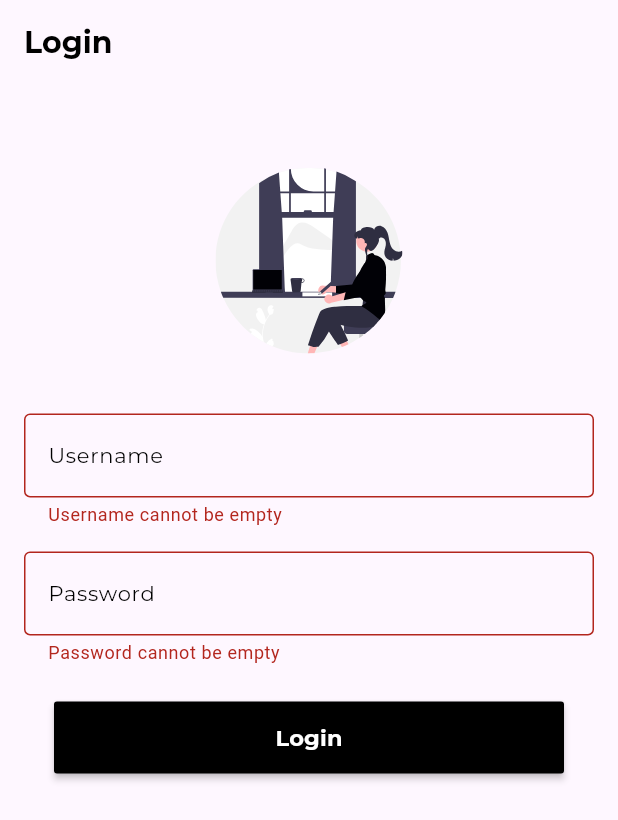
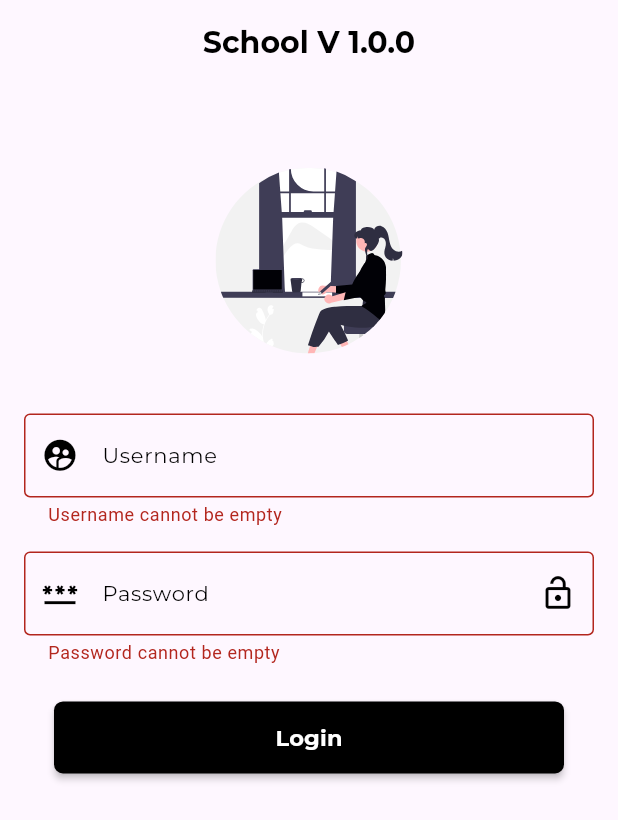
Before and after one commit to nicadminmopr/practiceProject, a Flutter app: the screen it shows after launch, after a tap on "Login", on a phone screen of 412 x 824 dp. Shown: the top 820 px of the screen. Run offline on Flutter 3.47's test engine with Material 3 defaults, Android fonts, the phone set to English and light mode, and no system bars; our stand-ins replace fl_chart, flutter_image_compress, flutter_svg, geolocator, get, get_storage and 3 more; missing offline and left inert: face_camera.

Commit message:
wednesday changes

```diff
--- a/lib/authentication/login_screen.dart
+++ b/lib/authentication/login_screen.dart
@@ -12,10 +12,13 @@ class LoginScreen extends StatelessWidget {
 
   @override
   Widget build(BuildContext context) {
+    var height = MediaQuery.of(context).size.height;
+    var width = MediaQuery.of(context).size.width;
     return Scaffold(
       appBar: AppBar(
+        centerTitle: true,
         title: Text(
-          'Login',
+          'School V 1.0.0',
           style: AppTextStyles.heading(fontSize: 20.0, color: Colors.black),
         ),
       ),
@@ -31,7 +34,7 @@ class LoginScreen extends StatelessWidget {
                   ),
                   SvgPicture.asset(
                     'assets/undraw_studying_n5uj.svg',
-                    height: Get.height * 0.15,
+                    height: height * 0.15,
                   ),
                   SizedBox(
                     height: 40,
@@ -48,19 +51,29 @@ class LoginScreen extends StatelessWidget {
                       return null;
                     },
                     decoration: InputDecoration(
+                        prefixIcon: Icon(
+                          Icons.supervised_user_circle,
+                          size: 25,
+                          color: Colors.black,
+                        ),
                         labelText: 'Username',
                         labelStyle: AppTextStyles.body(
                             fontSize: 14.0, color: Colors.black),
                         border: OutlineInputBorder(
                           borderSide: BorderSide(color: Colors.grey),
                         ),
+                        enabledBorder: OutlineInputBorder(
+                          borderSide: BorderSide(color: Colors.grey),
                         ),
+                        focusedBorder: OutlineInputBorder(
+                          borderSide: BorderSide(color: Colors.black),
+                        )),
                   ),
                   SizedBox(height: 16),
-                  TextFormField(
+                  Obx(() => TextFormField(
                         controller: controller.passwordController,
                         onChanged: (value) => controller.password.value = value,
-                    obscureText: true,
+                        obscureText: controller.showPassword.value,
                         validator: (value) {
                           if (value!.isEmpty) {
                             return 'Password cannot be empty';
@@ -70,33 +83,62 @@ class LoginScreen extends StatelessWidget {
                           return null;
                         },
                         decoration: InputDecoration(
+                            prefixIcon: Icon(
+                              Icons.password,
+                              size: 25,
+                              color: Colors.black,
+                            ),
+                            suffixIcon: GestureDetector(
+                              onTap: () {
+                                controller.showPassword.value =
+                                    !controller.showPassword.value;
+                              },
+                              behavior: HitTestBehavior.opaque,
+                              child: Obx(() => controller.showPassword.value
+                                  ? Icon(
+                                      Icons.lock,
+                                      color: Colors.black,
+                                      size: 25.0,
+                                    )
+                                  : Icon(
+                                      Icons.lock_open_outlined,
+                                      color: Colors.black,
+                                      size: 25.0,
+                                    )),
+                            ),
                             labelText: 'Password',
                             labelStyle: AppTextStyles.body(
                                 fontSize: 14.0, color: Colors.black),
                             border: OutlineInputBorder(
                               borderSide: BorderSide(color: Colors.grey),
                             ),
+                            enabledBorder: OutlineInputBorder(
+                              borderSide: BorderSide(color: Colors.grey),
                             ),
-                  ),
+                            focusedBorder: OutlineInputBorder(
+                              borderSide: BorderSide(color: Colors.black),
+                            )),
+                      )),
                   SizedBox(height: 24),
                   Obx(() => Container(
                         height: 48.0,
                         margin: EdgeInsets.symmetric(horizontal: 20),
                         width: double.infinity,
                         child: MaterialButton(
+                          shape: RoundedRectangleBorder(
+                              borderRadius: BorderRadius.circular(6.0)),
                           onPressed: () {
                             /* controller.login({
                       "username": controller.emailController.text,
                       'password': controller.passwordController.text
                     });*/
-                            if (formKey.currentState!.validate()){
+                            if (formKey.currentState!.validate()) {
                               var body = {
                                 "username": controller.emailController.text,
                                 "password": controller.passwordController.text
                               };
                               controller.loginFunction(body);
                             }
-
                           },
                           color: Colors.black,
                           textColor: Colors.white,
--- a/lib/main.dart
+++ b/lib/main.dart
@@ -2,8 +2,10 @@ import 'package:face_camera/face_camera.dart';
 import 'package:flutter/material.dart';
 import 'package:get/get.dart';
 import 'package:get_storage/get_storage.dart';
+import 'package:practiceproject/utils/storage_service.dart';
 
 import 'authentication/login_screen.dart';
+import 'dashboard_screen.dart';
 
 enum UserRole {
   schoolAdmin,
@@ -20,11 +22,33 @@ void main() async {
 }
 
 class MyClass extends StatelessWidget {
+  Future<bool> fetch() async {
+    RxBool isLogin = false.obs;
+    var data = StorageService().read('token');
+    if (data != null) {
+      isLogin.value = true;
+    } else {
+      isLogin.value = false;
+    }
+    return isLogin.value;
+  }
+
   @override
   Widget build(BuildContext context) {
     return GetMaterialApp(
       debugShowCheckedModeBanner: false,
-      home: LoginScreen(),
+      home: FutureBuilder<bool>(
+          future: fetch(),
+          builder: (context, snapshot) {
+            if (snapshot.connectionState == ConnectionState.waiting) {
+              return Center(child: CircularProgressIndicator());
+            } else if (snapshot.hasError) {
+              return Center(child: Text('Error checking login status'));
+            } else {
+              bool isLoggedIn = snapshot.data ?? false;
+              return isLoggedIn ? DashboardScreen() : LoginScreen();
+            }
+          }),
     );
   }
 }
```
Also changed, not shown: lib/authentication/login_controller.dart (+10 -1 lines), lib/branch_admin/Attendance_own.dart (+19 -11 lines), lib/dashboard_controller.dart (+36 -7 lines), lib/dashboard_screen.dart (+17 -2 lines). Lines whose indentation alone changed are shown as unchanged.
